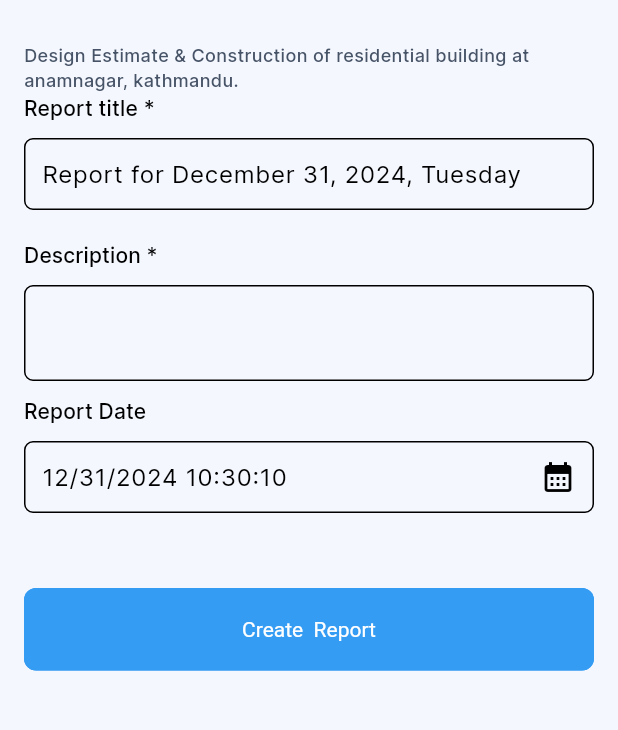
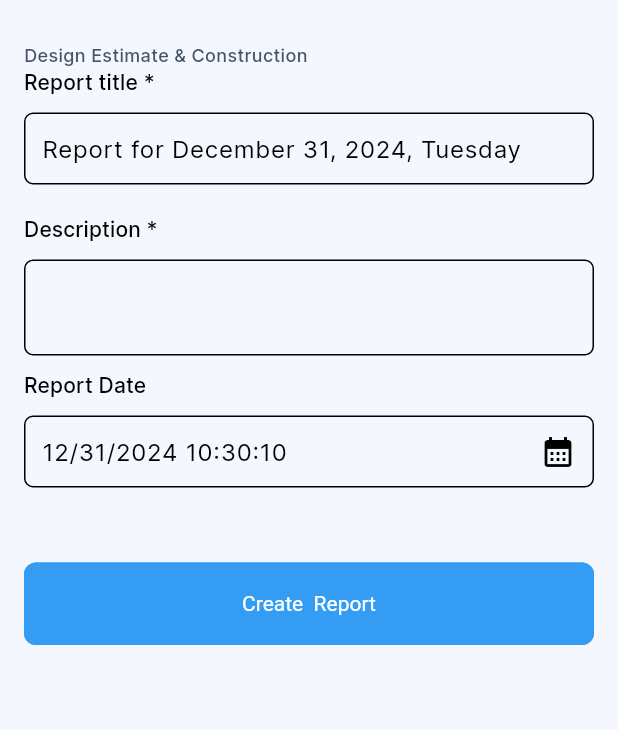
Before and after one commit to 919Umesh/Project_GetX, a Flutter app: the ProjectReportsList screen opened directly, after a tap on "Add Report", on a phone screen of 412 x 824 dp, the part 57-787 px from its top. Run offline on Flutter 3.47's test engine with Material 3 defaults, Android fonts, the phone set to English and light mode, and no system bars; drawn by our look-alikes of flutter_form_builder; our stand-ins replace card_swiper, connectivity_plus, dio, fluttertoast, font_awesome_flutter, get and 3 more; missing offline and left inert: dio_cache_interceptor, flutter_quill, search_page; accounts and stored records are empty; network calls fail.

Commit message:
Project Management

```diff
--- a/lib/Screens/homepage/managerpages/projectpages/iprojects_page_reusable.dart
+++ b/lib/Screens/homepage/managerpages/projectpages/iprojects_page_reusable.dart
@@ -116,7 +116,7 @@ class ProjectsListPage extends GetView<ManagerPagesGetx> {
                             height: 8,
                           ),
                           Text(
-                            "Anamnagar Kathmandu",
+                            "Kathmandu",
                             style: TextStyle(
                               fontFamily: "Inter",
                               fontSize: 12,
--- a/lib/Screens/homepage/managerpages/projectpages/projectdetails/inventory_list.dart
+++ b/lib/Screens/homepage/managerpages/projectpages/projectdetails/inventory_list.dart
@@ -19,7 +19,7 @@ class ProjectInventoryList extends GetView<ProjectDetailWrapperGetx> {
             height: 24.adaptSize,
           ),
           const Text(
-            "Design Estimate & Construction of residential building at anamnagar, kathmandu.",
+            "Design Estimate & Construction",
             style: TextStyle(
                 fontFamily: "Inter",
                 fontSize: 12,
--- a/lib/Screens/homepage/managerpages/projectpages/projectdetails/project_reports_list.dart
+++ b/lib/Screens/homepage/managerpages/projectpages/projectdetails/project_reports_list.dart
@@ -26,7 +26,7 @@ class ProjectReportsList extends GetView<ProjectDetailWrapperGetx> {
             height: 24.adaptSize,
           ),
           const Text(
-            "Design Estimate & Construction of residential building at anamnagar, kathmandu.",
+            "Design Estimate & Construction",
             style: TextStyle(
                 fontFamily: "Inter",
                 fontSize: 12,
@@ -74,7 +74,7 @@ class ProjectReportsList extends GetView<ProjectDetailWrapperGetx> {
                             height: 8,
                           ),
                           Text(
-                            "Anamnagar Kathmandu dawd awd awd awnamnagar Kathmandu dawd awd awd namnagar Kathmandu dawd awd awd namnagar Kathmandu dawd awd awd namnagar Kathmandu dawd awd awd d awd awdu dawd awd awd awnamnahmandu dawd awd awd namnagar Kathmandu dawd awd awd namnagar Kathmandu dawd awd awd namnagar Kathmandu dawd awd awd d awd awdu dawd awd awd awnamnagar Kathmandu dawd awd awd namnagar Kathmandu dawd awd awd namnagar Kathmandu dawd awd awd namnagar Kathmandu dawd awd awd d awd awd awd ",
+                            "Kathmandu",
                             style: TextStyle(
                               fontFamily: "Inter",
                               fontSize: 14,
--- a/lib/Screens/homepage/managerpages/reports/create_report_page.dart
+++ b/lib/Screens/homepage/managerpages/reports/create_report_page.dart
@@ -73,7 +73,7 @@ class CreateReportPage extends GetView<CreateReportGetx> {
                       // ),
 
                       const Text(
-                        "Design Estimate & Construction of residential building at anamnagar, kathmandu.",
+                        "Design Estimate & Construction",
                         style: TextStyle(
                           fontFamily: "Inter",
                           fontSize: 12,
--- a/lib/Screens/login/login_screeb_admin.dart
+++ b/lib/Screens/login/login_screeb_admin.dart
@@ -63,7 +63,7 @@ class LoginScreenAdmin extends GetView<LoginController> {
                 ),
               ),
               SizedBox(height: 20.adaptSize),
-              Text("Shanti\nEngineering",
+              Text("Test",
                   textAlign: TextAlign.center,
                   style: TextStyle(
                       fontSize: 40.adaptSize,
--- a/lib/Screens/login/login_screen.dart
+++ b/lib/Screens/login/login_screen.dart
@@ -61,7 +61,7 @@ class LoginScreen extends GetView<LoginController> {
                 ),
               ),
               SizedBox(height: 20.adaptSize),
-              Text("Shanti\nEngineering",
+              Text("Test",
                   textAlign: TextAlign.center,
                   style: TextStyle(
                       fontSize: 40.adaptSize,
```
